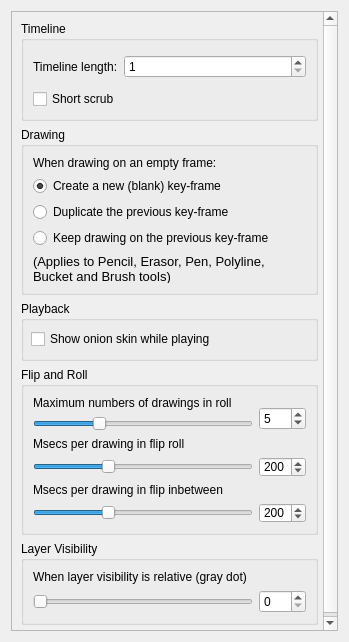
First picture: the form in app/ui/timelinepage.ui, repository pencil2d/pencil, before the edit.
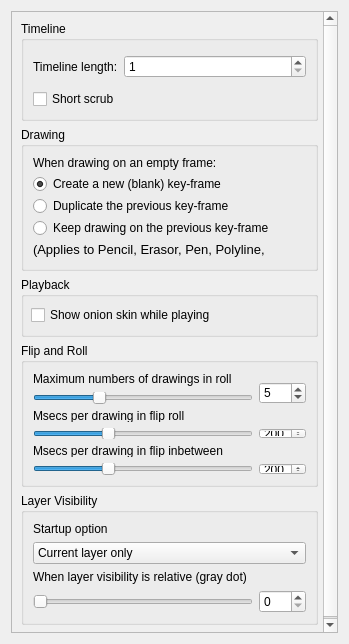
Second picture: the form after the edit.

Commit message: Implement global layer visibility setting

Diff of the .ui file:
```diff
--- a/app/ui/timelinepage.ui
+++ b/app/ui/timelinepage.ui
@@ -7,7 +7,7 @@
     <x>0</x>
     <y>0</y>
     <width>349</width>
-    <height>642</height>
+    <height>644</height>
    </rect>
   </property>
   <layout class="QVBoxLayout" name="verticalLayout_3">
@@ -298,6 +298,32 @@
           <string>Layer Visibility</string>
          </property>
          <layout class="QVBoxLayout" name="LayerVisibilityLayout">
+          <item>
+           <widget class="QLabel" name="LabelVisibilityText">
+            <property name="text">
+             <string>Startup option</string>
+            </property>
+           </widget>
+          </item>
+          <item>
+           <widget class="QComboBox" name="layerVisibilityComboBox">
+            <item>
+             <property name="text">
+              <string>Current layer only</string>
+             </property>
+            </item>
+            <item>
+             <property name="text">
+              <string>Relative</string>
+             </property>
+            </item>
+            <item>
+             <property name="text">
+              <string>All Layers</string>
+             </property>
+            </item>
+           </widget>
+          </item>
           <item>
            <widget class="QLabel" name="labelVisibility">
             <property name="text">
```
The commit also changes 9 other files.
